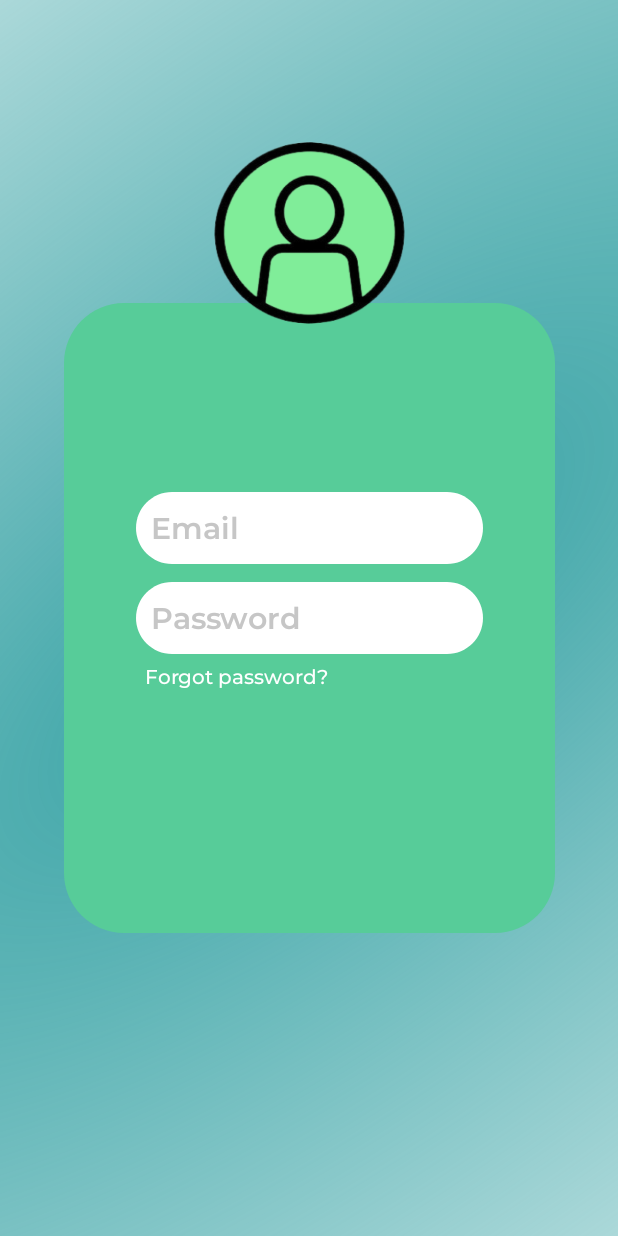
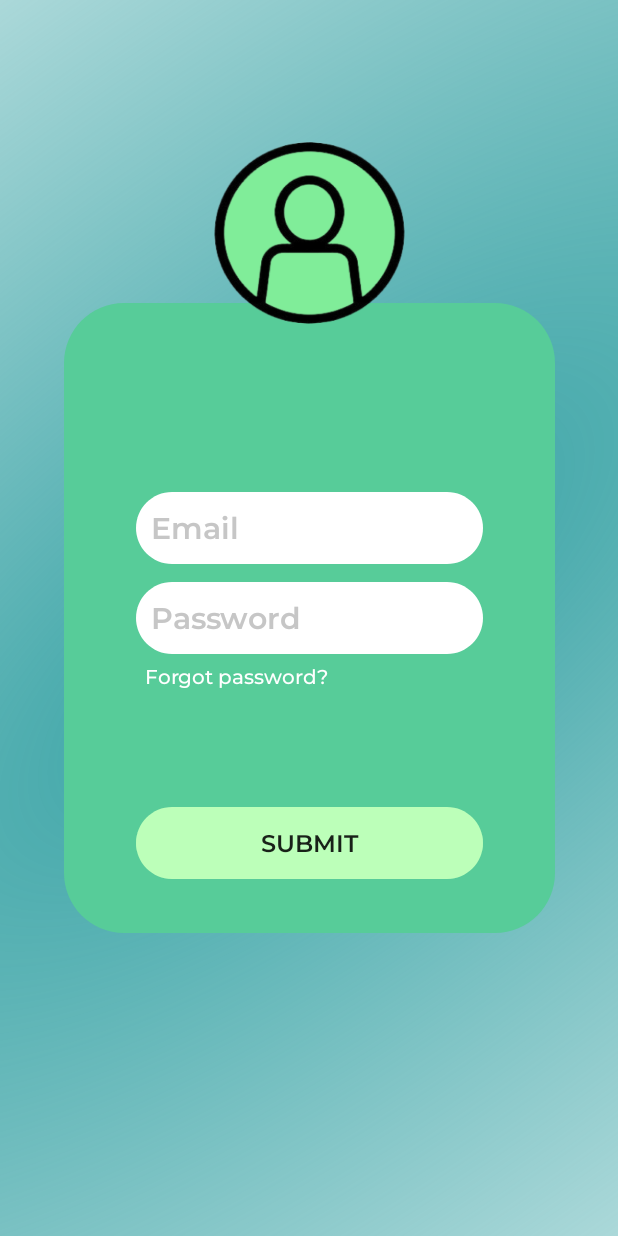
Before and after one commit to AlexanderDP08/Project_ManPro, an Android app: the layout fragment_sign_in.xml on its own in the app's theme, with its tools: preview values and no code run, on a phone screen of 412 x 824 dp. Run offline under Robolectric (Android 15) with nearby library versions, the phone set to English and light mode, and no system bars.

Commit message:
sign in 4

```diff
--- a/app/src/main/res/layout/fragment_sign_in.xml
+++ b/app/src/main/res/layout/fragment_sign_in.xml
@@ -97,6 +97,20 @@
         app:layout_constraintStart_toStartOf="@+id/view"
         app:layout_constraintTop_toTopOf="@+id/view" />
 
-
+    <androidx.appcompat.widget.AppCompatButton
+        android:id="@+id/btnsubmit"
+        android:layout_width="231dp"
+        android:layout_height="wrap_content"
+        android:layout_alignParentLeft="true"
+        android:layout_marginTop="300dp"
+        android:text="SUBMIT"
+        android:layout_alignParentTop="true"
+        android:background="@drawable/rounded_btnedittext"
+        app:layout_constraintBottom_toBottomOf="@+id/view"
+        app:layout_constraintEnd_toEndOf="@+id/view"
+        app:layout_constraintStart_toStartOf="@+id/view"
+        app:layout_constraintTop_toTopOf="@+id/view"
+        android:fontFamily="@font/montserratsemibold"
+        android:textSize="16dp"/>
 
 </androidx.constraintlayout.widget.ConstraintLayout>
```
